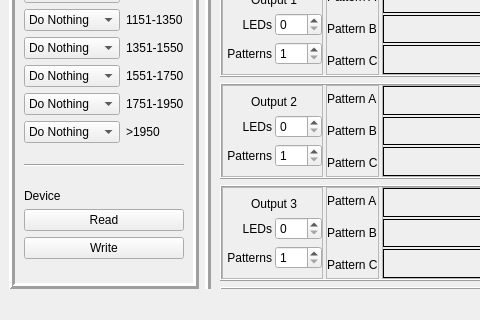
Qt form client/LED-ControllerClient/mainwindow.ui (bemcgarvey/LED-Controller) before a commit; both pictures show x 0 to 480 and y 82 to 402 of the 800 by 402 pixel window.
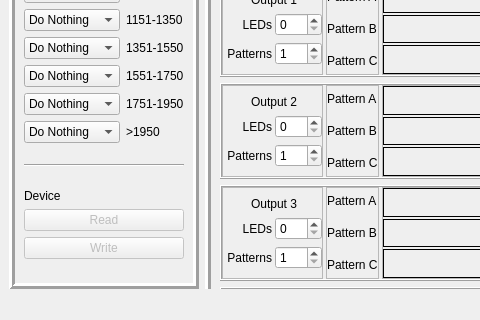
The same form after that commit. Custom widgets are drawn as their Qt base class.

Diff of the .ui file:
```diff
--- a/client/LED-ControllerClient/mainwindow.ui
+++ b/client/LED-ControllerClient/mainwindow.ui
@@ -293,6 +293,9 @@
        </item>
        <item row="11" column="0" colspan="2">
         <widget class="QPushButton" name="readPushButton">
+         <property name="enabled">
+          <bool>false</bool>
+         </property>
          <property name="text">
           <string>Read</string>
          </property>
@@ -307,6 +310,9 @@
        </item>
        <item row="12" column="0" colspan="2">
         <widget class="QPushButton" name="writePushButton">
+         <property name="enabled">
+          <bool>false</bool>
+         </property>
          <property name="text">
           <string>Write</string>
          </property>
```
